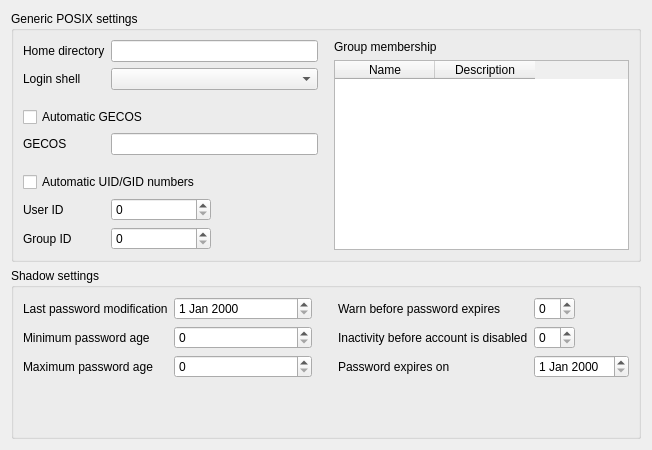
Above: agent/src/clacks/agent/data/templates/default/posix-user.ui from gonicus/clacks before the change. Below: the same form after it.
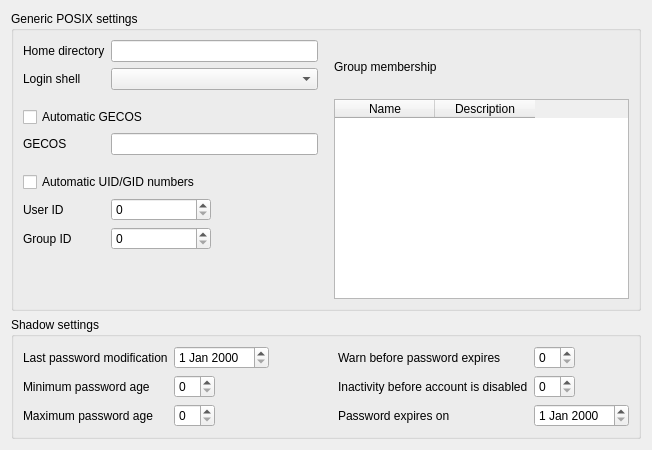
That is the form after the change. Icons and pictures are not drawn.

Commit message: Removed correct spacers

What changed in the file:
```diff
--- a/agent/src/clacks/agent/data/templates/default/posix-user.ui
+++ b/agent/src/clacks/agent/data/templates/default/posix-user.ui
@@ -226,6 +226,9 @@
        <layout class="QHBoxLayout" name="horizontalLayout">
         <item>
          <layout class="QFormLayout" name="formLayout_2">
+          <property name="fieldGrowthPolicy">
+           <enum>QFormLayout::ExpandingFieldsGrow</enum>
+          </property>
           <property name="labelAlignment">
            <set>Qt::AlignLeading|Qt::AlignLeft|Qt::AlignTop</set>
           </property>
@@ -282,19 +285,6 @@
             </property>
            </widget>
           </item>
-          <item row="3" column="1">
-           <spacer name="verticalSpacer_4">
-            <property name="orientation">
-             <enum>Qt::Vertical</enum>
-            </property>
-            <property name="sizeHint" stdset="0">
-             <size>
-              <width>20</width>
-              <height>120</height>
-             </size>
-            </property>
-           </spacer>
-          </item>
          </layout>
         </item>
         <item>
@@ -374,22 +364,6 @@
           <item row="2" column="1">
            <widget class="QDateEdit" name="shadowExpireEdit"/>
           </item>
-          <item row="3" column="1">
-           <spacer name="verticalSpacer_14">
-            <property name="orientation">
-             <enum>Qt::Vertical</enum>
-            </property>
-            <property name="sizeType">
-             <enum>QSizePolicy::Expanding</enum>
-            </property>
-            <property name="sizeHint" stdset="0">
-             <size>
-              <width>20</width>
-              <height>50</height>
-             </size>
-            </property>
-           </spacer>
-          </item>
          </layout>
         </item>
        </layout>
```
